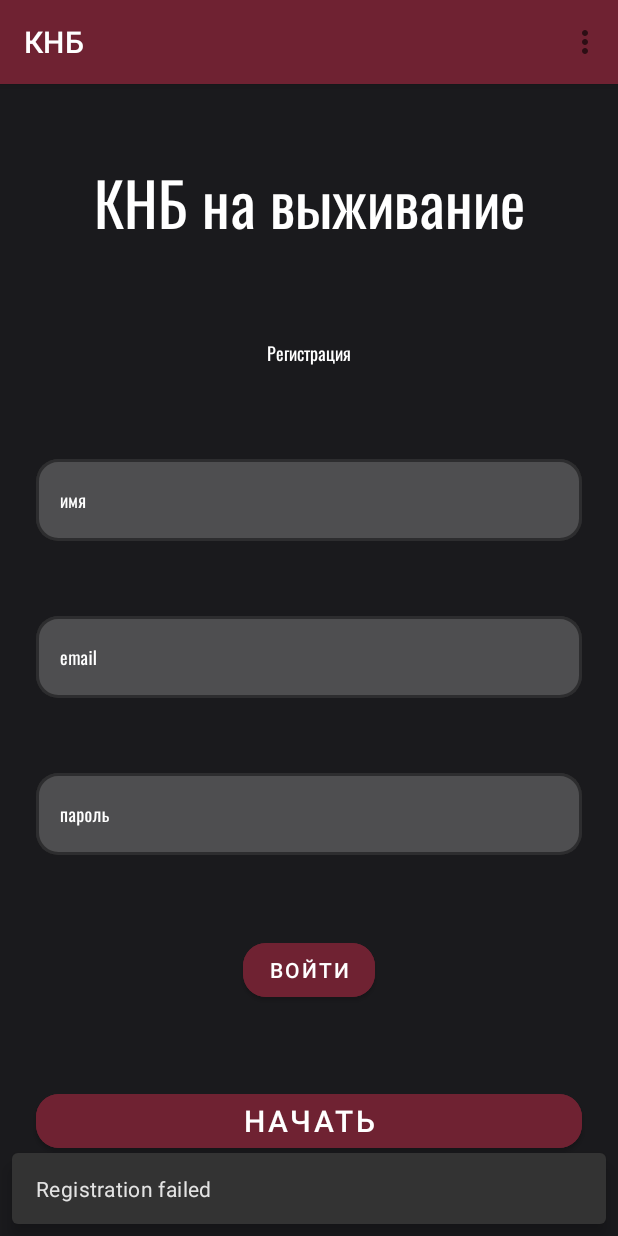
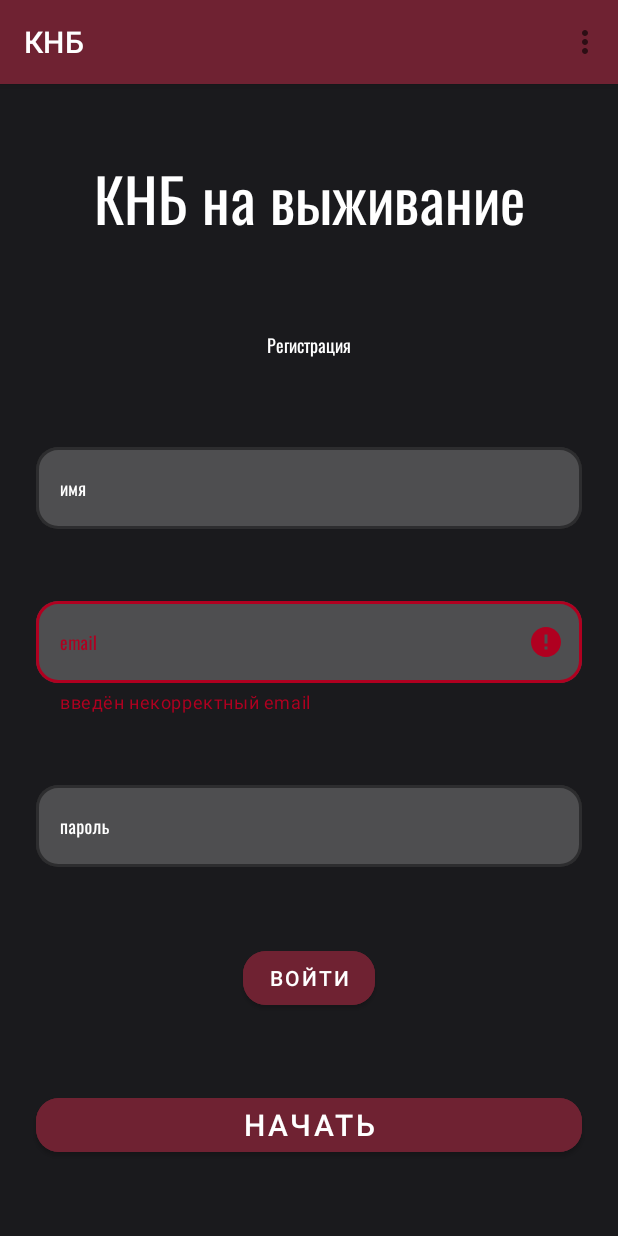
Before and after one commit to Adelya13/knb_survival_game, an Android app: the RegisterFragment screen opened through its navigation route, after a tap on "НАЧАТЬ", on a phone screen of 412 x 824 dp. Run offline under Robolectric (Android 15) with nearby library versions, the phone set to English and light mode, and no system bars; our stand-ins replace Dagger/Hilt's generated code, Firebase (no records; nobody signed in at launch, a user with empty details on screens opened directly), navigation-ui; 2 statements that could not run were skipped.

Commit message:
login almost done

```diff
--- a/app/build.gradle
+++ b/app/build.gradle
@@ -59,7 +59,7 @@ dependencies {
     implementation 'com.google.firebase:firebase-auth-ktx'
     implementation 'com.google.firebase:firebase-analytics-ktx'
     implementation 'com.google.firebase:firebase-database-ktx'
-    implementation 'com.google.firebase:firebase-firestore-ktx:24.1.0'
+    implementation 'com.google.firebase:firebase-firestore-ktx'
 
 
     testImplementation 'junit:junit:4.+'
--- a/app/src/main/java/kpfu/itis/valisheva/knb_game/di/modules/FireBaseModule.kt
+++ b/app/src/main/java/kpfu/itis/valisheva/knb_game/di/modules/FireBaseModule.kt
@@ -2,11 +2,18 @@ package kpfu.itis.valisheva.knb_game.di.modules
 
 import com.google.firebase.auth.FirebaseAuth
 import com.google.firebase.auth.ktx.auth
+import com.google.firebase.database.DatabaseReference
+import com.google.firebase.database.FirebaseDatabase
+import com.google.firebase.database.ktx.database
 import com.google.firebase.firestore.FirebaseFirestore
 import com.google.firebase.firestore.ktx.firestore
 import com.google.firebase.ktx.Firebase
 import dagger.Module
 import dagger.Provides
+
+
+
+private const val DB_URL = "https://gameofrockpaperscissors-default-rtdb.europe-west1.firebasedatabase.app/"
 
 @Module
 class FireBaseModule {
@@ -15,4 +22,10 @@ class FireBaseModule {
 
     @Provides
     fun provideFirestore(): FirebaseFirestore= Firebase.firestore
+
+    @Provides
+    fun provideRealtimeDB(): FirebaseDatabase = Firebase.database(DB_URL)
+
+    @Provides
+    fun provideReference(db: FirebaseDatabase): DatabaseReference = db.reference
 }
--- a/app/src/main/java/kpfu/itis/valisheva/knb_game/login/domain/repositories/UserRepository.kt
+++ b/app/src/main/java/kpfu/itis/valisheva/knb_game/login/domain/repositories/UserRepository.kt
@@ -1,13 +1,11 @@
 package kpfu.itis.valisheva.knb_game.login.domain.repositories
 
-import com.google.android.gms.tasks.Task
-import com.google.firebase.auth.AuthResult
 import com.google.firebase.auth.FirebaseUser
-import kpfu.itis.valisheva.knb_game.login.domain.models.UserModel
+import kpfu.itis.valisheva.knb_game.login.domain.models.UserInfo
 
 interface UserRepository {
 
-    suspend fun signIn(email: String, password: String): FirebaseUser
-    suspend fun register(email: String, password: String, name: String):  FirebaseUser
+    suspend fun signIn(email: String, password: String): UserInfo
+    suspend fun register(email: String, password: String, name: String): UserInfo
 
 }
--- a/app/src/main/java/kpfu/itis/valisheva/knb_game/login/domain/usecases/SignInUseCase.kt
+++ b/app/src/main/java/kpfu/itis/valisheva/knb_game/login/domain/usecases/SignInUseCase.kt
@@ -1,12 +1,10 @@
 package kpfu.itis.valisheva.knb_game.login.domain.usecases
 
-import com.google.android.gms.tasks.Task
-import com.google.firebase.auth.AuthResult
 import com.google.firebase.auth.FirebaseUser
 import kotlinx.coroutines.CoroutineDispatcher
 import kotlinx.coroutines.Dispatchers
 import kotlinx.coroutines.withContext
-import kpfu.itis.valisheva.knb_game.login.domain.models.UserModel
+import kpfu.itis.valisheva.knb_game.login.domain.models.UserInfo
 import kpfu.itis.valisheva.knb_game.login.domain.repositories.UserRepository
 import javax.inject.Inject
 
@@ -14,7 +12,7 @@ class SignInUseCase @Inject constructor(
     private val userRepository: UserRepository,
     private val dispatcher: CoroutineDispatcher = Dispatchers.IO
 ) {
-    suspend operator fun invoke(email: String, password: String): FirebaseUser {
+    suspend operator fun invoke(email: String, password: String): UserInfo {
         return withContext(dispatcher){
             userRepository.signIn(email, password)
         }
--- a/app/src/main/java/kpfu/itis/valisheva/knb_game/login/presentation/LoginValidator.kt
+++ b/app/src/main/java/kpfu/itis/valisheva/knb_game/login/presentation/LoginValidator.kt
@@ -1,52 +1,50 @@
 package kpfu.itis.valisheva.knb_game.login.presentation
 
 import android.text.TextUtils
+import androidx.appcompat.widget.AppCompatEditText
+import com.google.android.material.textfield.TextInputLayout
 import kpfu.itis.valisheva.knb_game.databinding.FragmentRegisterBinding
 import kpfu.itis.valisheva.knb_game.databinding.FragmentSigninBinding
 
 class LoginValidator {
-    fun validateSignIn(binding: FragmentSigninBinding): Boolean {
+
+    fun checkPassword(inputPassword: AppCompatEditText, etPassword: TextInputLayout ): Boolean{
         var valid = true
-
-        val email = binding.etEmail.toString()
-        if (TextUtils.isEmpty(email)) {
-            binding.etEmail.error = "Required."
+        val password = etPassword.toString()
+        val inputPass = inputPassword.text.toString()
+        if (TextUtils.isEmpty(password) || inputPass.length < 6) {
+            etPassword.error = "Пароль должен содержать не менее 6-и символов"
             valid = false
         } else {
-            binding.etEmail.error = null
+            //!password.contains(Regex(""))
+            etPassword.error = null
         }
+        return valid
+    }
 
-        val password = binding.etPassword.toString()
-        if (TextUtils.isEmpty(password)) {
-            binding.etPassword.error = "Required."
-            valid = false
-        } else {
-            binding.etPassword.error = null
+    fun checkEmail(inputEmail: AppCompatEditText, etEmail: TextInputLayout ): Boolean {
+        var valid = true
+        val email = etEmail.toString()
+        when {
+            TextUtils.isEmpty(email) -> {
+                etEmail.error = "заполните графу email"
+                valid = false
+            }
+            !isEmailValid(inputEmail.text.toString()) -> {
+                etEmail.error = "введён некорректный email"
+                valid = false
+            }
+            else -> {
+                etEmail.error = null
+            }
         }
-
         return valid
+    }
+    fun checkName(){
 
     }
 
-    fun validateRegister(binding: FragmentRegisterBinding): Boolean {
-        var valid = true
-
-        val email = binding.etEmail.toString()
-        if (TextUtils.isEmpty(email)) {
-            binding.etEmail.error = "Required."
-            valid = false
-        } else {
-            binding.etEmail.error = null
-        }
-
-        val password = binding.etPassword.toString()
-        if (TextUtils.isEmpty(password)) {
-            binding.etPassword.error = "Required."
-            valid = false
-        } else {
-            binding.etPassword.error = null
-        }
-
-        return valid
+    private fun isEmailValid(email: String): Boolean {
+        return android.util.Patterns.EMAIL_ADDRESS.matcher(email).matches()
     }
 }
--- a/app/src/main/java/kpfu/itis/valisheva/knb_game/login/presentation/fragments/RegisterFragment.kt
+++ b/app/src/main/java/kpfu/itis/valisheva/knb_game/login/presentation/fragments/RegisterFragment.kt
@@ -10,14 +10,20 @@ import androidx.navigation.fragment.findNavController
 import com.google.android.material.snackbar.Snackbar
 import com.google.firebase.auth.FirebaseAuth
 import com.google.firebase.auth.ktx.auth
+import com.google.firebase.database.DataSnapshot
+import com.google.firebase.database.DatabaseReference
+import com.google.firebase.database.ValueEventListener
+import com.google.firebase.database.ktx.database
 import com.google.firebase.ktx.Firebase
 import kpfu.itis.valisheva.knb_game.App
 import kpfu.itis.valisheva.knb_game.R
 import kpfu.itis.valisheva.knb_game.app_utils.AppViewModelFactory
 import kpfu.itis.valisheva.knb_game.databinding.FragmentRegisterBinding
+import kpfu.itis.valisheva.knb_game.login.domain.models.UserInfo
 import kpfu.itis.valisheva.knb_game.login.presentation.LoginValidator
 import kpfu.itis.valisheva.knb_game.login.presentation.viewmodels.RegisterViewModel
 import kpfu.itis.valisheva.knb_game.login.presentation.viewmodels.SignInViewModel
+import java.util.*
 import javax.inject.Inject
 
 class RegisterFragment: Fragment(R.layout.fragment_register) {
@@ -43,13 +49,15 @@ class RegisterFragment: Fragment(R.layout.fragment_register) {
         initObservers()
         validator = LoginValidator()
 
-
         with(binding){
             btnContinue.setOnClickListener {
                 val email = binding.inputEmail.text.toString()
                 val password = binding.inputPassword.text.toString()
                 val name = binding.inputName.text.toString()
-                if (validator.validateRegister(binding)) {
+                if (
+                    validator.checkEmail(inputEmail,etEmail) &&
+                    validator.checkPassword(inputPassword,etPassword)
+                ) {
                     registerViewModel.register(email, password, name)
                 }
 
@@ -65,17 +73,27 @@ class RegisterFragment: Fragment(R.layout.fragment_register) {
 
     private fun initObservers(){
         registerViewModel.user.observe(viewLifecycleOwner){
-            it?.fold(onSuccess = { userFireBase ->
-                println(userFireBase.toString())
-                showMessage("createUserWithEmail:success")
-                findNavController().navigate(
-                    R.id.action_registerFragment_to_profileFragment
-                )
+            it?.fold(onSuccess = { user ->
+                println(user.toString())
+                navigateToProfile(user)
+
             },onFailure = { exception ->
-                showMessage("Registration failed")
+                exception.message?.let { message ->
+                    showMessage(message)
+                }
                 Log.e(TAG, "createUserWithEmail:failed", exception)
             })
         }
+    }
+
+    private fun navigateToProfile(user: UserInfo){
+        val bundle = Bundle().apply {
+            putString("email", user.email)
+        }
+        findNavController().navigate(
+            R.id.action_registerFragment_to_profileFragment,
+            bundle
+        )
     }
 
     private fun showMessage(message: String) {
--- a/app/src/main/java/kpfu/itis/valisheva/knb_game/login/presentation/viewmodels/RegisterViewModel.kt
+++ b/app/src/main/java/kpfu/itis/valisheva/knb_game/login/presentation/viewmodels/RegisterViewModel.kt
@@ -7,6 +7,7 @@ import androidx.lifecycle.ViewModel
 import androidx.lifecycle.viewModelScope
 import com.google.firebase.auth.FirebaseUser
 import kotlinx.coroutines.launch
+import kpfu.itis.valisheva.knb_game.login.domain.models.UserInfo
 import kpfu.itis.valisheva.knb_game.login.domain.usecases.RegisterUseCase
 import javax.inject.Inject
 
@@ -14,8 +15,8 @@ class RegisterViewModel @Inject constructor(
     private val registerUseCase: RegisterUseCase
 ): ViewModel() {
 
-    private var _user: MutableLiveData<Result<FirebaseUser>> = MutableLiveData()
-    val user: LiveData<Result<FirebaseUser>> = _user
+    private var _user: MutableLiveData<Result<UserInfo>> = MutableLiveData()
+    val user: LiveData<Result<UserInfo>> = _user
 
 
     fun register(email: String, password: String, name: String) {
--- a/app/src/main/java/kpfu/itis/valisheva/knb_game/login/presentation/viewmodels/SignInViewModel.kt
+++ b/app/src/main/java/kpfu/itis/valisheva/knb_game/login/presentation/viewmodels/SignInViewModel.kt
@@ -8,6 +8,7 @@ import androidx.lifecycle.viewModelScope
 import com.google.firebase.auth.FirebaseUser
 import kotlinx.coroutines.async
 import kotlinx.coroutines.launch
+import kpfu.itis.valisheva.knb_game.login.domain.models.UserInfo
 import kpfu.itis.valisheva.knb_game.login.domain.usecases.SignInUseCase
 import okhttp3.internal.wait
 import javax.inject.Inject
@@ -16,8 +17,8 @@ class SignInViewModel @Inject constructor(
     private val signInUseCase: SignInUseCase
 ): ViewModel() {
 
-    private var _user: MutableLiveData<Result<FirebaseUser>> = MutableLiveData()
-    val user: LiveData<Result<FirebaseUser>> = _user
+    private var _user: MutableLiveData<Result<UserInfo>> = MutableLiveData()
+    val user: LiveData<Result<UserInfo>> = _user
 
 
     fun signIn(email: String, password : String){
--- /dev/null
+++ b/app/src/main/java/kpfu/itis/valisheva/knb_game/login/utils/exceptions/SignInFailedException.kt
@@ -0,0 +1,6 @@
+package kpfu.itis.valisheva.knb_game.login.utils.exceptions
+
+class SignInFailedException(message: String?) : RuntimeException(message) {
+    override val message: String?
+        get() = super.message
+}
--- /dev/null
+++ b/app/src/main/java/kpfu/itis/valisheva/knb_game/login/utils/exceptions/UserAlreadyRegisteredException.kt
@@ -0,0 +1,6 @@
+package kpfu.itis.valisheva.knb_game.login.utils.exceptions
+
+class UserAlreadyRegisteredException(message: String?) : RuntimeException(message) {
+    override val message: String?
+        get() = super.message
+}
--- a/app/src/main/java/kpfu/itis/valisheva/knb_game/ProfileFragment.kt
+++ b/app/src/main/java/kpfu/itis/valisheva/knb_game/start_game/presentation/fragments/ProfileFragment.kt
@@ -1,4 +1,4 @@
-package kpfu.itis.valisheva.knb_game
+package kpfu.itis.valisheva.knb_game.start_game.presentation.fragments
 
 import android.os.Bundle
 import android.view.View
@@ -7,14 +7,21 @@ import androidx.navigation.fragment.findNavController
 import com.google.firebase.auth.FirebaseAuth
 import com.google.firebase.auth.FirebaseUser
 import com.google.firebase.auth.ktx.auth
+import com.google.firebase.database.FirebaseDatabase
+import com.google.firebase.database.ktx.database
 import com.google.firebase.ktx.Firebase
 import kpfu.itis.valisheva.knb_game.R
 import kpfu.itis.valisheva.knb_game.databinding.FragmentProfileBinding
-import kpfu.itis.valisheva.knb_game.databinding.FragmentRegisterBinding
 
+
+private const val DB_URL = "https://gameofrockpaperscissors-default-rtdb.europe-west1.firebasedatabase.app/"
 class ProfileFragment: Fragment(R.layout.fragment_profile) {
     private lateinit var auth: FirebaseAuth
     private lateinit var binding: FragmentProfileBinding
+
+
+    val db : FirebaseDatabase  = Firebase.database(DB_URL)
+    val ref = db.reference
 
 
     override fun onViewCreated(view: View, savedInstanceState: Bundle?) {
@@ -23,6 +30,7 @@ class ProfileFragment: Fragment(R.layout.fragment_profile) {
         auth = Firebase.auth
         val user = auth.currentUser
         checkUser(user)
+
         binding.btnContinue.setOnClickListener{
             auth.signOut()
             findNavController().navigate(
@@ -39,16 +47,39 @@ class ProfileFragment: Fragment(R.layout.fragment_profile) {
         checkUser(user)
     }
 
-    private fun getUserName(user: FirebaseUser): String? {
-        return user.displayName
-    }
-    private fun getEmail(user: FirebaseUser): String? {
-        return user.email
-    }
+//    private fun getUserName(user: FirebaseUser): String? {
+//        return user.displayName
+//    }
+//    private fun getEmail(user: FirebaseUser): String? {
+//        return user.email
+//    }
 
     private fun displayInformation(user: FirebaseUser){
         with(binding){
-            tvNamePut.text = getUserName(user)
+            tvNumber.visibility = View.INVISIBLE
+            tvNumberPut.visibility = View.INVISIBLE
+            ivFirstStar.visibility = View.INVISIBLE
+            ivSecondStar.visibility = View.INVISIBLE
+            ivThirdStar.visibility = View.INVISIBLE
+            tvChoose.visibility = View.INVISIBLE
+            tvCreditPut.visibility = View.INVISIBLE
+            tvCards.visibility = View.INVISIBLE
+            tvPercent.visibility = View.INVISIBLE
+            tvMoneyPercentPut.visibility = View.INVISIBLE
+            tvScissors.visibility = View.INVISIBLE
+            tvScissorsPut.visibility = View.INVISIBLE
+            tvPaper.visibility = View.INVISIBLE
+            tvMoneyPaperPut.visibility = View.INVISIBLE
+            tvStone.visibility = View.INVISIBLE
+            tvStonePut.visibility = View.INVISIBLE
+
+            ref.child("users")
+                .child(user.uid)
+                .get().addOnSuccessListener { user ->
+                tvNamePut.text = user.child("name").value.toString()
+                tvMoneyCntPut.text = user.child("moneyCnt").value.toString()
+            }
+
         }
 
     }
--- a/app/src/main/res/layout/fragment_profile.xml
+++ b/app/src/main/res/layout/fragment_profile.xml
@@ -85,7 +85,7 @@
         android:text="@string/player_number"
         android:textSize="14sp"
         app:layout_constraintStart_toStartOf="parent"
-        app:layout_constraintTop_toBottomOf="@+id/tv_name" />
+        app:layout_constraintTop_toBottomOf="@+id/tv_money_cnt" />
 
     <TextView
         android:id="@+id/tv_number_put"
@@ -110,7 +110,7 @@
         android:text="@string/money_cnt"
         android:textSize="14sp"
         app:layout_constraintStart_toStartOf="parent"
-        app:layout_constraintTop_toBottomOf="@+id/tv_number" />
+        app:layout_constraintTop_toBottomOf="@+id/tv_name" />
 
     <TextView
         android:id="@+id/tv_money_cnt_put"
@@ -135,7 +135,7 @@
         android:text="@string/credit"
         android:textSize="14sp"
         app:layout_constraintStart_toStartOf="parent"
-        app:layout_constraintTop_toBottomOf="@+id/tv_money_cnt" />
+        app:layout_constraintTop_toBottomOf="@+id/tv_number" />
 
     <TextView
         android:id="@+id/tv_credit_put"
--- a/app/src/main/res/layout/fragment_register.xml
+++ b/app/src/main/res/layout/fragment_register.xml
@@ -82,6 +82,7 @@
             android:layout_width="match_parent"
             android:layout_height="wrap_content"
             android:hint="@string/name"
+            android:inputType="textPersonName"
             style="@style/BasicTextStyle" />
 
     </com.google.android.material.textfield.TextInputLayout>
--- a/app/src/main/res/navigation/nav_graph.xml
+++ b/app/src/main/res/navigation/nav_graph.xml
@@ -3,7 +3,7 @@
     xmlns:app="http://schemas.android.com/apk/res-auto"
     xmlns:tools="http://schemas.android.com/tools"
     android:id="@+id/nav_graph"
-    app:startDestination="@id/signInFragment">
+    app:startDestination="@id/profileFragment">
 
 
     <fragment
@@ -44,7 +44,7 @@
     </fragment>
     <fragment
         android:id="@+id/profileFragment"
-        android:name="kpfu.itis.valisheva.knb_game.ProfileFragment"
+        android:name="kpfu.itis.valisheva.knb_game.start_game.presentation.fragments.ProfileFragment"
         android:label="ProfileFragment"
         tools:layout="@layout/fragment_profile">
         <action
```
Also changed, not shown: app/src/main/java/kpfu/itis/valisheva/knb_game/login/data/UserRepositoryImpl.kt (+38 -25 lines), app/src/main/java/kpfu/itis/valisheva/knb_game/login/domain/models/UserInfo.kt (renamed from app/src/main/java/kpfu/itis/valisheva/knb_game/login/domain/models/UserModel.kt, +2 -7 lines), app/src/main/java/kpfu/itis/valisheva/knb_game/login/domain/usecases/RegisterUseCase.kt (+3 -4 lines), app/src/main/java/kpfu/itis/valisheva/knb_game/login/presentation/fragments/SignInFragment.kt (+7 -3 lines), app/src/main/java/kpfu/itis/valisheva/knb_game/login/utils/exceptions/NotFoundUserExceptions.kt (added, +9 -0 lines).
